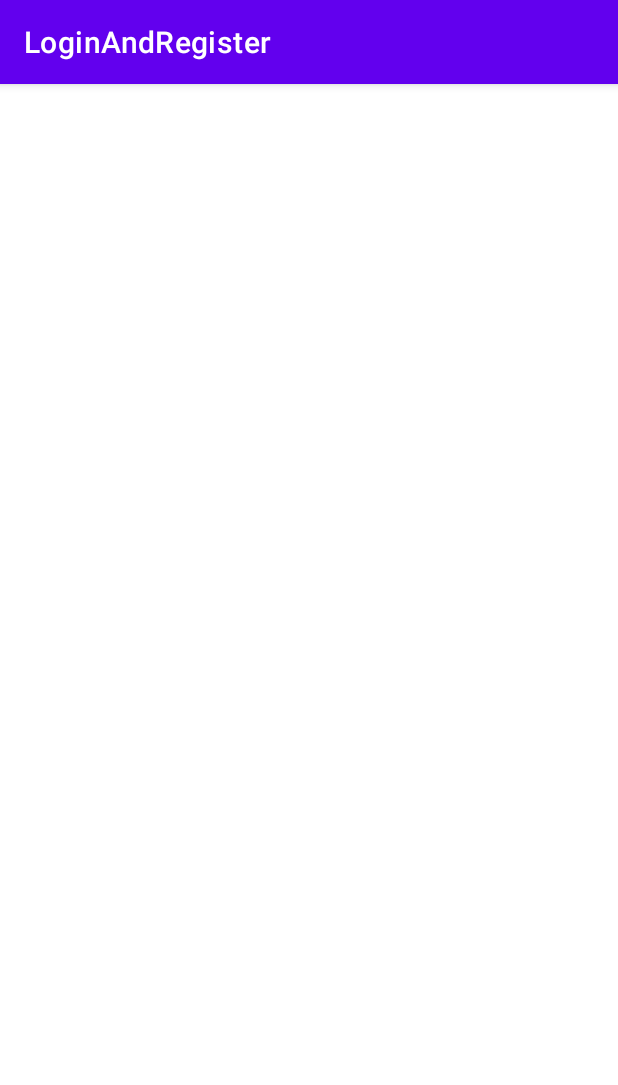
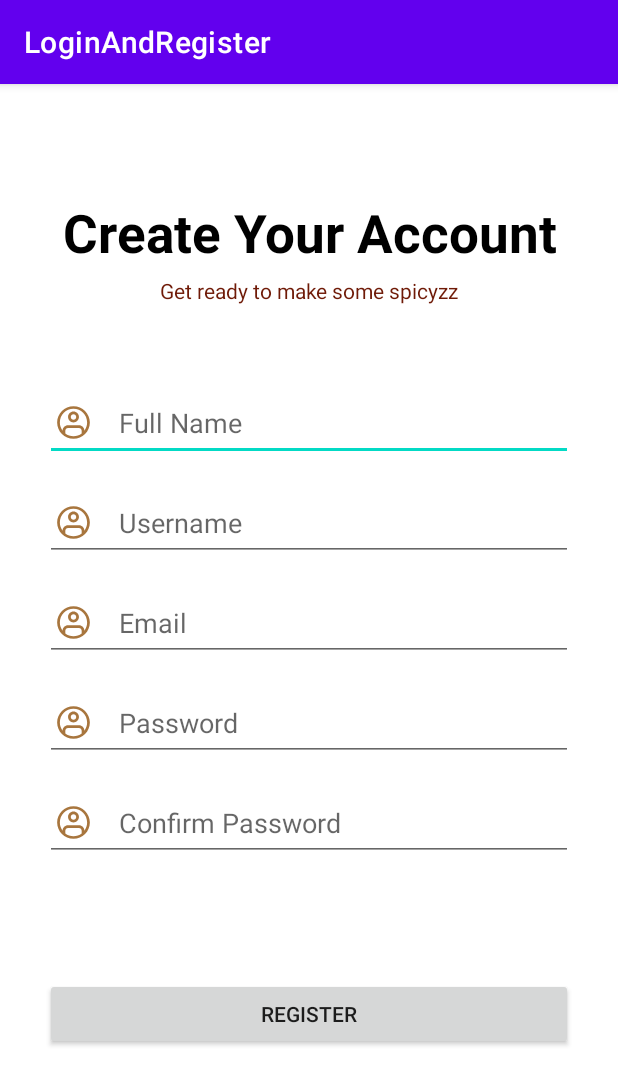
Before and after one commit to IvanM63/Android-KopiKu, an Android app: the RegisterActivity screen opened directly, with no data from a screen before it, on a phone screen of 412 x 824 dp. Shown: the top 1085 px of the screen. Run offline under Robolectric (Android 15) with nearby library versions, the phone set to English and light mode, and no system bars.

Commit message:
register & homepage layout

```diff
--- a/app/src/main/AndroidManifest.xml
+++ b/app/src/main/AndroidManifest.xml
@@ -13,6 +13,9 @@
         android:supportsRtl="true"
         android:theme="@style/Theme.LoginAndRegister"
         tools:targetApi="31">
+        <activity
+            android:name=".HomepageActivity"
+            android:exported="false" />
         <activity
             android:name=".RegisterActivity"
             android:exported="false" />
--- a/app/src/main/res/layout/activity_login.xml
+++ b/app/src/main/res/layout/activity_login.xml
@@ -37,7 +37,7 @@
 
 
         <EditText
-            android:id="@+id/editTextTextEmailAddress"
+            android:id="@+id/login_email"
             android:layout_width="match_parent"
             android:layout_height="wrap_content"
             android:drawableLeft="@drawable/ic_account_copper"
@@ -47,7 +47,7 @@
             android:inputType="textEmailAddress" />
 
         <EditText
-            android:id="@+id/editTextTextPassword"
+            android:id="@+id/login_password"
             android:layout_width="match_parent"
             android:layout_height="wrap_content"
             android:drawableLeft="@drawable/ic_password_copper"
--- a/app/src/main/res/layout/activity_register.xml
+++ b/app/src/main/res/layout/activity_register.xml
@@ -1,9 +1,108 @@
 <?xml version="1.0" encoding="utf-8"?>
-<androidx.constraintlayout.widget.ConstraintLayout xmlns:android="http://schemas.android.com/apk/res/android"
+<RelativeLayout xmlns:android="http://schemas.android.com/apk/res/android"
     xmlns:app="http://schemas.android.com/apk/res-auto"
     xmlns:tools="http://schemas.android.com/tools"
     android:layout_width="match_parent"
     android:layout_height="match_parent"
     tools:context=".RegisterActivity">
 
-</androidx.constraintlayout.widget.ConstraintLayout>
+    <TextView
+        android:id="@+id/register_title"
+        android:layout_width="match_parent"
+        android:layout_height="wrap_content"
+        android:layout_marginHorizontal="30dp"
+        android:layout_marginTop="75dp"
+        android:gravity="center"
+        android:text="Create Your Account"
+        android:textColor="@color/black"
+        android:textSize="35dp"
+        android:textStyle="bold" />
+
+    <TextView
+        android:id="@+id/register_sub_title"
+        android:layout_width="match_parent"
+        android:layout_height="wrap_content"
+        android:layout_below="@id/register_title"
+        android:layout_marginHorizontal="30dp"
+        android:layout_marginVertical="5dp"
+        android:gravity="center"
+        android:text="Get ready to make some spicyzz"
+        android:textColor="@color/barn_red" />
+
+    <LinearLayout
+        android:id="@+id/register_linear1"
+        android:layout_width="match_parent"
+        android:layout_height="wrap_content"
+        android:layout_below="@id/register_sub_title"
+        android:layout_marginVertical="40dp"
+        android:layout_marginHorizontal="30dp"
+        android:orientation="vertical">
+
+        <EditText
+            android:id="@+id/register_full_name"
+            android:layout_width="match_parent"
+            android:layout_height="wrap_content"
+            android:layout_marginVertical="8dp"
+            android:drawableLeft="@drawable/ic_account_copper"
+            android:drawablePadding="15dp"
+            android:ems="10"
+            android:hint="Full Name"
+            android:inputType="textEmailAddress" />
+
+        <EditText
+            android:id="@+id/register_username"
+            android:layout_width="match_parent"
+            android:layout_height="wrap_content"
+            android:layout_marginVertical="8dp"
+            android:drawableLeft="@drawable/ic_account_copper"
+            android:drawablePadding="15dp"
+            android:ems="10"
+            android:hint="Username"
+            android:inputType="textEmailAddress" />
+
+        <EditText
+            android:id="@+id/register_email"
+            android:layout_width="match_parent"
+            android:layout_height="wrap_content"
+            android:layout_marginVertical="8dp"
+            android:drawableLeft="@drawable/ic_account_copper"
+            android:drawablePadding="15dp"
+            android:ems="10"
+            android:hint="Email"
+            android:inputType="textEmailAddress" />
+
+        <EditText
+            android:id="@+id/register_password"
+            android:layout_width="match_parent"
+            android:layout_height="wrap_content"
+            android:layout_marginVertical="8dp"
+            android:drawableLeft="@drawable/ic_account_copper"
+            android:drawablePadding="15dp"
+            android:ems="10"
+            android:hint="Password"
+            android:inputType="textEmailAddress" />
+
+        <EditText
+            android:id="@+id/register_password_confirm"
+            android:layout_width="match_parent"
+            android:layout_height="wrap_content"
+            android:layout_marginVertical="8dp"
+            android:drawableLeft="@drawable/ic_account_copper"
+            android:drawablePadding="15dp"
+            android:ems="10"
+            android:hint="Confirm Password"
+            android:inputType="textEmailAddress" />
+
+    </LinearLayout>
+
+    <androidx.appcompat.widget.AppCompatButton
+        android:id="@+id/button_login_login"
+        android:layout_width="match_parent"
+        android:layout_height="wrap_content"
+        android:layout_below="@id/register_linear1"
+        android:layout_marginHorizontal="30dp"
+        android:layout_marginTop="30dp"
+        android:style="@style/ButtonCoklat"
+        android:text="REGISTER" />
+
+</RelativeLayout>
```
Also changed, not shown: app/src/main/java/com/example/loginandregister/HomepageActivity.kt (added, +11 -0 lines), app/src/main/res/layout/activity_homepage.xml (added, +52 -0 lines).
